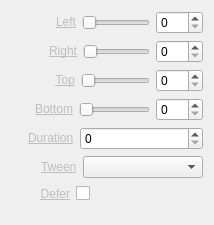
This is Widgets/Inspector/InspectorCropWidget.ui in CasparCG/client as Qt 5 draws it before an edit. The edited form follows.
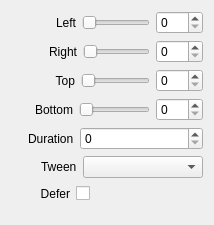
This is the edited form.

Patch:
```diff
--- a/Widgets/Inspector/InspectorCropWidget.ui
+++ b/Widgets/Inspector/InspectorCropWidget.ui
@@ -38,7 +38,7 @@
      <item>
       <widget class="QLabel" name="labelCropLeft">
        <property name="text">
-        <string>&lt;a href=&quot;Left&quot; style=&quot;color: #BEBEBE;&quot;&gt;Left&lt;/a&gt;</string>
+        <string>Left</string>
        </property>
        <property name="alignment">
         <set>Qt::AlignRight|Qt::AlignTrailing|Qt::AlignVCenter</set>
@@ -85,7 +85,7 @@
      <item>
       <widget class="QLabel" name="labelCropTop">
        <property name="text">
-        <string>&lt;a href=&quot;Right&quot; style=&quot;color: #BEBEBE;&quot;&gt;Right&lt;/a&gt;</string>
+        <string>Right</string>
        </property>
        <property name="alignment">
         <set>Qt::AlignRight|Qt::AlignTrailing|Qt::AlignVCenter</set>
@@ -132,7 +132,7 @@
      <item>
       <widget class="QLabel" name="labelCropRight">
        <property name="text">
-        <string>&lt;a href=&quot;Top&quot; style=&quot;color: #BEBEBE;&quot;&gt;Top&lt;/a&gt;</string>
+        <string>Top</string>
        </property>
        <property name="alignment">
         <set>Qt::AlignRight|Qt::AlignTrailing|Qt::AlignVCenter</set>
@@ -179,7 +179,7 @@
      <item>
       <widget class="QLabel" name="labelCropBottom">
        <property name="text">
-        <string>&lt;a href=&quot;Bottom&quot; style=&quot;color: #BEBEBE;&quot;&gt;Bottom&lt;/a&gt;</string>
+        <string>Bottom</string>
        </property>
        <property name="alignment">
         <set>Qt::AlignRight|Qt::AlignTrailing|Qt::AlignVCenter</set>
@@ -226,7 +226,7 @@
      <item>
       <widget class="QLabel" name="labelDuration">
        <property name="text">
-        <string>&lt;a href=&quot;Duration&quot; style=&quot;color: #BEBEBE;&quot;&gt;Duration&lt;/a&gt;</string>
+        <string>Duration</string>
        </property>
       </widget>
      </item>
@@ -266,7 +266,7 @@
      <item>
       <widget class="QLabel" name="labelEasing">
        <property name="text">
-        <string>&lt;a href=&quot;Tween&quot; style=&quot;color: #BEBEBE;&quot;&gt;Tween&lt;/a&gt;</string>
+        <string>Tween</string>
        </property>
       </widget>
      </item>
@@ -303,7 +303,7 @@
      <item>
       <widget class="QLabel" name="labelDefer">
        <property name="text">
-        <string>&lt;a href=&quot;Defer&quot; style=&quot;color: #BEBEBE;&quot;&gt;Defer&lt;/a&gt;</string>
+        <string>Defer</string>
        </property>
        <property name="alignment">
         <set>Qt::AlignRight|Qt::AlignTrailing|Qt::AlignVCenter</set>
```
